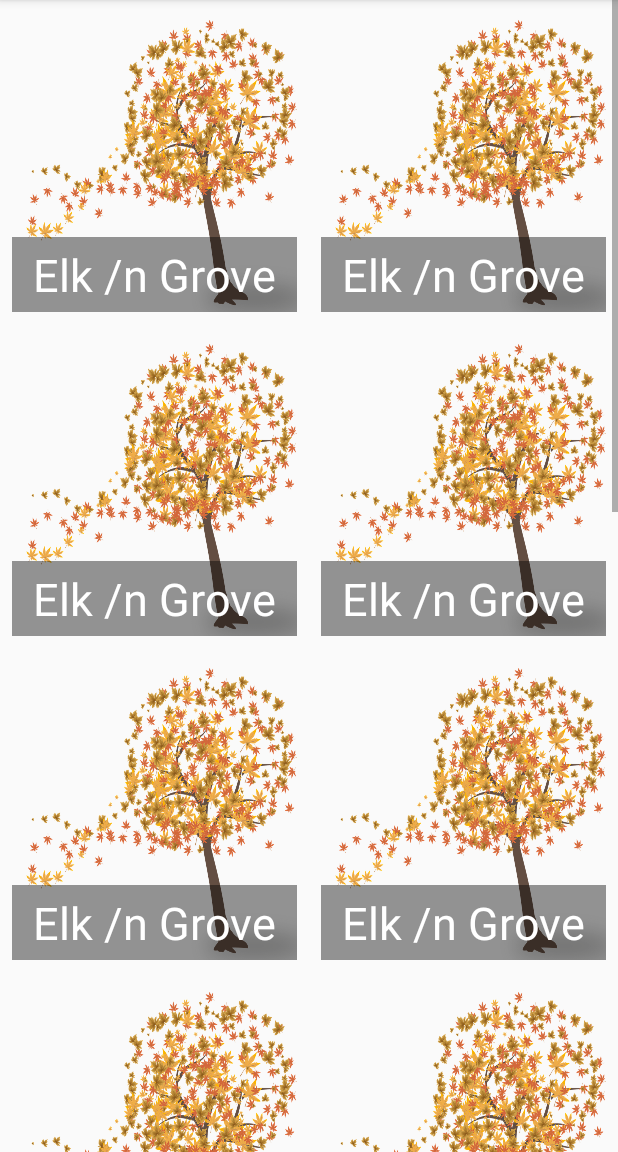
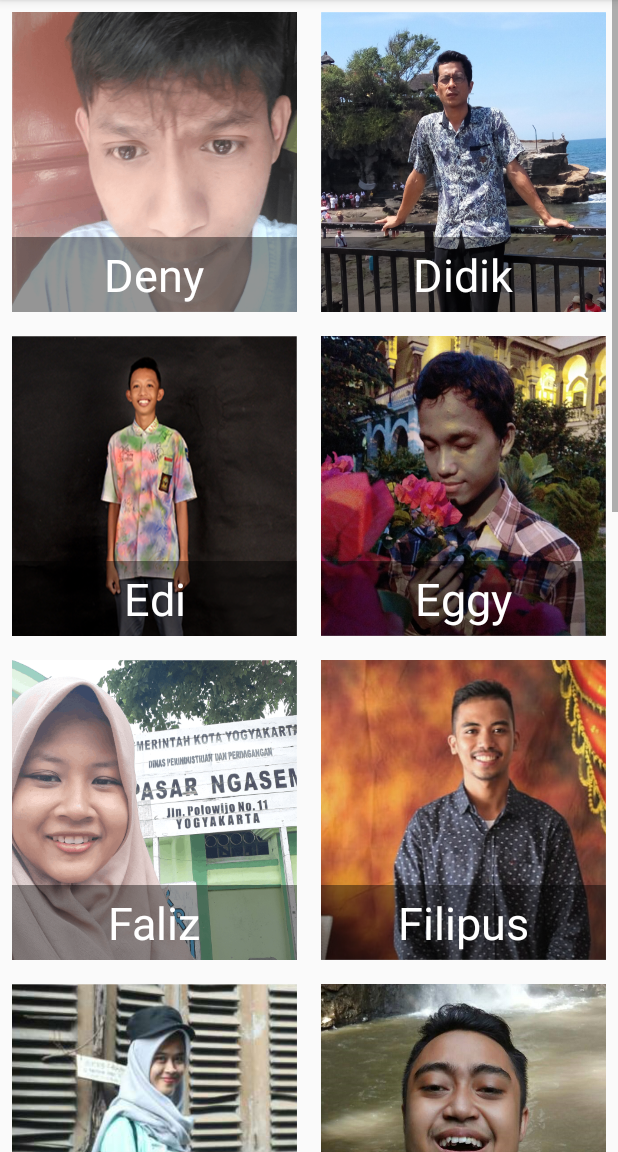
Before and after one commit to ayulest/MOBILE-PROGRAMMING-TUGAS-VIEW-PAGER-16670041, an Android app: the fragment FirstFragment shown on its own in the app's theme, on a phone screen of 412 x 824 dp, the part 84-1236 px from its top. Run offline under Robolectric (Android 15) with nearby library versions, the phone set to English and light mode, and no system bars.

Commit message:
update #4

```diff
--- a/app/src/main/res/layout/fragment_first.xml
+++ b/app/src/main/res/layout/fragment_first.xml
@@ -20,7 +20,7 @@
                         android:layout_height="200dp"
                         android:layout_weight="1"
                         android:layout_margin="8dp"
-                        android:background="@drawable/page"
+                        android:background="@drawable/deny"
                         android:gravity="bottom"
                         android:orientation="vertical">
                     <LinearLayout
@@ -31,7 +31,7 @@
                         <TextView
                                 android:layout_width="match_parent"
                                 android:layout_height="match_parent"
-                                android:text="Elk /n Grove"
+                                android:text="Deny"
                                 android:textColor="@android:color/white"
                                 android:textSize="30dp"
                                 android:gravity="center"/>
@@ -42,7 +42,7 @@
                         android:layout_height="200dp"
                         android:layout_weight="1"
                         android:layout_margin="8dp"
-                        android:background="@drawable/page"
+                        android:background="@drawable/didik"
                         android:gravity="bottom"
                         android:orientation="vertical">
                     <LinearLayout
@@ -53,7 +53,7 @@
                         <TextView
                                 android:layout_width="match_parent"
                                 android:layout_height="match_parent"
-                                android:text="Elk /n Grove"
+                                android:text="Didik"
                                 android:textColor="@android:color/white"
                                 android:textSize="30dp"
                                 android:gravity="center"/>
@@ -69,7 +69,7 @@
                         android:layout_height="200dp"
                         android:layout_weight="1"
                         android:layout_margin="8dp"
-                        android:background="@drawable/page"
+                        android:background="@drawable/edi"
                         android:gravity="bottom"
                         android:orientation="vertical">
                     <LinearLayout
@@ -80,7 +80,7 @@
                         <TextView
                                 android:layout_width="match_parent"
                                 android:layout_height="match_parent"
-                                android:text="Elk /n Grove"
+                                android:text="Edi"
                                 android:textColor="@android:color/white"
                                 android:textSize="30dp"
                                 android:gravity="center"/>
@@ -91,7 +91,7 @@
                         android:layout_height="200dp"
                         android:layout_weight="1"
                         android:layout_margin="8dp"
-                        android:background="@drawable/page"
+                        android:background="@drawable/eggy"
                         android:gravity="bottom"
                         android:orientation="vertical">
                     <LinearLayout
@@ -102,7 +102,7 @@
                         <TextView
                                 android:layout_width="match_parent"
                                 android:layout_height="match_parent"
-                                android:text="Elk /n Grove"
+                                android:text="Eggy"
                                 android:textColor="@android:color/white"
                                 android:textSize="30dp"
                                 android:gravity="center"/>
@@ -118,7 +118,7 @@
                         android:layout_height="200dp"
                         android:layout_weight="1"
                         android:layout_margin="8dp"
-                        android:background="@drawable/page"
+                        android:background="@drawable/faliz"
                         android:gravity="bottom"
                         android:orientation="vertical">
                     <LinearLayout
@@ -129,7 +129,7 @@
                         <TextView
                                 android:layout_width="match_parent"
                                 android:layout_height="match_parent"
-                                android:text="Elk /n Grove"
+                                android:text="Faliz"
                                 android:textColor="@android:color/white"
                                 android:textSize="30dp"
                                 android:gravity="center"/>
@@ -140,7 +140,7 @@
                         android:layout_height="200dp"
                         android:layout_weight="1"
                         android:layout_margin="8dp"
-                        android:background="@drawable/page"
+                        android:background="@drawable/filipus"
                         android:gravity="bottom"
                         android:orientation="vertical">
                     <LinearLayout
@@ -151,7 +151,7 @@
                         <TextView
                                 android:layout_width="match_parent"
                                 android:layout_height="match_parent"
-                                android:text="Elk /n Grove"
+                                android:text="Filipus"
                                 android:textColor="@android:color/white"
                                 android:textSize="30dp"
                                 android:gravity="center"/>
@@ -167,7 +167,7 @@
                         android:layout_height="200dp"
                         android:layout_weight="1"
                         android:layout_margin="8dp"
-                        android:background="@drawable/page"
+                        android:background="@drawable/fuji"
                         android:gravity="bottom"
                         android:orientation="vertical">
                     <LinearLayout
@@ -178,7 +178,7 @@
                         <TextView
                                 android:layout_width="match_parent"
                                 android:layout_height="match_parent"
-                                android:text="Elk /n Grove"
+                                android:text="Fuji"
                                 android:textColor="@android:color/white"
                                 android:textSize="30dp"
                                 android:gravity="center"/>
@@ -189,7 +189,7 @@
                         android:layout_height="200dp"
                         android:layout_weight="1"
                         android:layout_margin="8dp"
-                        android:background="@drawable/page"
+                        android:background="@drawable/hafid"
                         android:gravity="bottom"
                         android:orientation="vertical">
                     <LinearLayout
@@ -200,7 +200,7 @@
                         <TextView
                                 android:layout_width="match_parent"
                                 android:layout_height="match_parent"
-                                android:text="Elk /n Grove"
+                                android:text="Hafid"
                                 android:textColor="@android:color/white"
                                 android:textSize="30dp"
                                 android:gravity="center"/>
@@ -216,7 +216,7 @@
                         android:layout_height="200dp"
                         android:layout_weight="1"
                         android:layout_margin="8dp"
-                        android:background="@drawable/page"
+                        android:background="@drawable/hanum"
                         android:gravity="bottom"
                         android:orientation="vertical">
                     <LinearLayout
@@ -227,7 +227,7 @@
                         <TextView
                                 android:layout_width="match_parent"
                                 android:layout_height="match_parent"
-                                android:text="Elk /n Grove"
+                                android:text="Hanum"
                                 android:textColor="@android:color/white"
                                 android:textSize="30dp"
                                 android:gravity="center"/>
@@ -238,7 +238,7 @@
                         android:layout_height="200dp"
                         android:layout_weight="1"
                         android:layout_margin="8dp"
-                        android:background="@drawable/page"
+                        android:background="@drawable/huda"
                         android:gravity="bottom"
                         android:orientation="vertical">
                     <LinearLayout
@@ -249,7 +249,7 @@
                         <TextView
                                 android:layout_width="match_parent"
                                 android:layout_height="match_parent"
-                                android:text="Elk /n Grove"
+                                android:text="Huda"
                                 android:textColor="@android:color/white"
                                 android:textSize="30dp"
                                 android:gravity="center"/>
@@ -265,7 +265,7 @@
                         android:layout_height="200dp"
                         android:layout_weight="1"
                         android:layout_margin="8dp"
-                        android:background="@drawable/page"
+                        android:background="@drawable/iav"
                         android:gravity="bottom"
                         android:orientation="vertical">
                     <LinearLayout
@@ -276,7 +276,7 @@
                         <TextView
                                 android:layout_width="match_parent"
                                 android:layout_height="match_parent"
-                                android:text="Elk /n Grove"
+                                android:text="Iav"
                                 android:textColor="@android:color/white"
                                 android:textSize="30dp"
                                 android:gravity="center"/>
@@ -287,7 +287,7 @@
                         android:layout_height="200dp"
                         android:layout_weight="1"
                         android:layout_margin="8dp"
-                        android:background="@drawable/page"
+                        android:background="@drawable/kiki"
                         android:gravity="bottom"
                         android:orientation="vertical">
                     <LinearLayout
@@ -298,7 +298,7 @@
                         <TextView
                                 android:layout_width="match_parent"
                                 android:layout_height="match_parent"
-                                android:text="Elk /n Grove"
+                                android:text="Kiki"
                                 android:textColor="@android:color/white"
                                 android:textSize="30dp"
                                 android:gravity="center"/>
@@ -314,7 +314,7 @@
                         android:layout_height="200dp"
                         android:layout_weight="1"
                         android:layout_margin="8dp"
-                        android:background="@drawable/page"
+                        android:background="@drawable/luhur"
                         android:gravity="bottom"
                         android:orientation="vertical">
                     <LinearLayout
@@ -325,7 +325,7 @@
                         <TextView
                                 android:layout_width="match_parent"
                                 android:layout_height="match_parent"
-                                android:text="Elk /n Grove"
+                                android:text="Luhur"
                                 android:textColor="@android:color/white"
                                 android:textSize="30dp"
                                 android:gravity="center"/>
@@ -336,7 +336,7 @@
                         android:layout_height="200dp"
                         android:layout_weight="1"
                         android:layout_margin="8dp"
-                        android:background="@drawable/page"
+                        android:background="@drawable/mela"
                         android:gravity="bottom"
                         android:orientation="vertical">
                     <LinearLayout
@@ -347,7 +347,7 @@
                         <TextView
                                 android:layout_width="match_parent"
                                 android:layout_height="match_parent"
-                                android:text="Elk /n Grove"
+                                android:text="Mela"
                                 android:textColor="@android:color/white"
                                 android:textSize="30dp"
                                 android:gravity="center"/>
@@ -363,7 +363,7 @@
                         android:layout_height="200dp"
                         android:layout_weight="1"
                         android:layout_margin="8dp"
-                        android:background="@drawable/page"
+                        android:background="@drawable/panji"
                         android:gravity="bottom"
                         android:orientation="vertical">
                     <LinearLayout
@@ -374,7 +374,7 @@
                         <TextView
                                 android:layout_width="match_parent"
                                 android:layout_height="match_parent"
-                                android:text="Elk /n Grove"
+                                android:text="Panji"
                                 android:textColor="@android:color/white"
                                 android:textSize="30dp"
                                 android:gravity="center"/>
@@ -385,7 +385,7 @@
                         android:layout_height="200dp"
                         android:layout_weight="1"
                         android:layout_margin="8dp"
-                        android:background="@drawable/page"
+                        android:background="@drawable/umi"
                         android:gravity="bottom"
                         android:orientation="vertical">
                     <LinearLayout
@@ -396,7 +396,7 @@
                         <TextView
                                 android:layout_width="match_parent"
                                 android:layout_height="match_parent"
-                                android:text="Elk /n Grove"
+                                android:text="Umi"
                                 android:textColor="@android:color/white"
                                 android:textSize="30dp"
                                 android:gravity="center"/>
--- a/app/src/main/res/layout/post_upcom_layout.xml
+++ b/app/src/main/res/layout/post_upcom_layout.xml
@@ -10,7 +10,7 @@
               android:text="Title"
               android:gravity="center"
               android:textSize="20dp"
-              android:textColor="@color/colorPrimary"
+              android:textColor="@color/purple"
               android:id="@+id/tvTitle"/>
     <ImageView android:layout_width="match_parent"
                android:layout_height="wrap_content"
@@ -24,7 +24,7 @@
 
     <View android:layout_width="match_parent"
           android:layout_height="5dp"
-          android:background="@color/colorPrimary">
+          android:background="@color/purple">
     </View>
 
 </LinearLayout>
```
Also changed, not shown: app/src/main/res/drawable/deny.png (added), app/src/main/res/drawable/didik.png (added), app/src/main/res/drawable/edi.png (added), app/src/main/res/drawable/eggy.png (added), app/src/main/res/drawable/faliz.png (added), app/src/main/res/drawable/filipus.png (added), app/src/main/res/drawable/fuji.png (added), app/src/main/res/drawable/hafid.png (added), app/src/main/res/drawable/hanum.png (added), app/src/main/res/drawable/huda.png (added), app/src/main/res/drawable/iav.png (added), app/src/main/res/drawable/kiki.png (added), app/src/main/res/drawable/luhur.png (added), app/src/main/res/drawable/mela.png (added), 3 more files.
